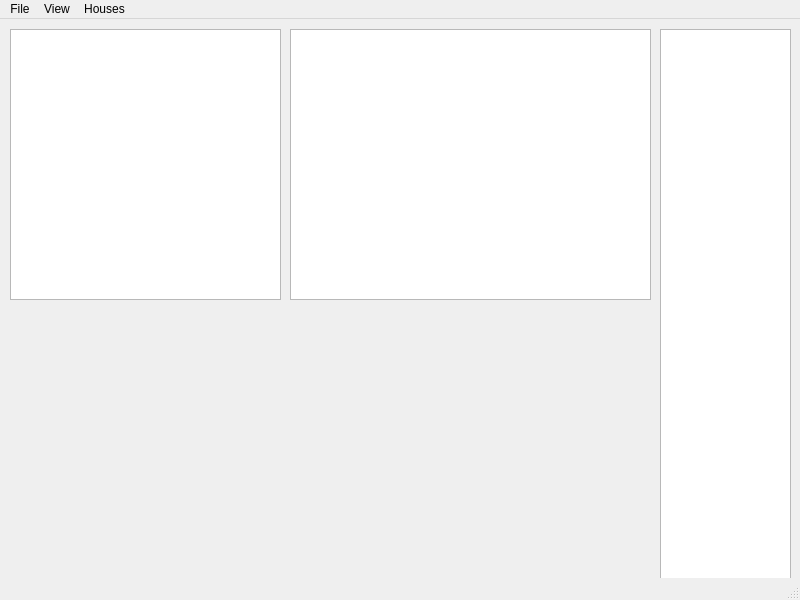
First picture: the form in forms/MainForm.ui, repository wil-low/astronom-qt, before the edit.
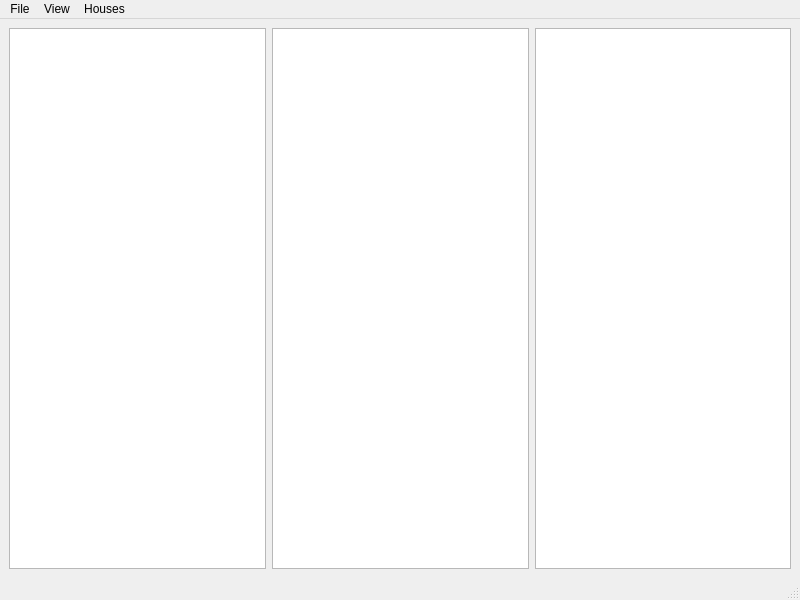
Second picture: the form after the edit.

```diff
--- a/forms/MainForm.ui
+++ b/forms/MainForm.ui
@@ -10,40 +10,40 @@
     <height>600</height>
    </rect>
   </property>
+  <property name="sizePolicy">
+   <sizepolicy hsizetype="Preferred" vsizetype="Preferred">
+    <horstretch>0</horstretch>
+    <verstretch>0</verstretch>
+   </sizepolicy>
+  </property>
   <property name="windowTitle">
    <string>MainWindow</string>
   </property>
   <widget class="QWidget" name="centralwidget">
-   <widget class="QTableView" name="tableView">
-    <property name="geometry">
-     <rect>
-      <x>10</x>
-      <y>10</y>
-      <width>271</width>
-      <height>271</height>
-     </rect>
-    </property>
-   </widget>
-   <widget class="QListView" name="listView">
-    <property name="geometry">
-     <rect>
-      <x>660</x>
-      <y>10</y>
-      <width>131</width>
-      <height>561</height>
-     </rect>
-    </property>
-   </widget>
-   <widget class="QGraphicsView" name="graphicsView">
-    <property name="geometry">
-     <rect>
-      <x>290</x>
-      <y>10</y>
-      <width>361</width>
-      <height>271</height>
-     </rect>
-    </property>
-   </widget>
+   <property name="sizePolicy">
+    <sizepolicy hsizetype="Preferred" vsizetype="Preferred">
+     <horstretch>0</horstretch>
+     <verstretch>0</verstretch>
+    </sizepolicy>
+   </property>
+   <layout class="QHBoxLayout" name="horizontalLayout">
+    <item>
+     <widget class="QTableView" name="tableView"/>
+    </item>
+    <item>
+     <widget class="QGraphicsView" name="graphicsView"/>
+    </item>
+    <item>
+     <widget class="QListView" name="listView">
+      <property name="sizePolicy">
+       <sizepolicy hsizetype="Minimum" vsizetype="Expanding">
+        <horstretch>0</horstretch>
+        <verstretch>0</verstretch>
+       </sizepolicy>
+      </property>
+     </widget>
+    </item>
+   </layout>
   </widget>
   <widget class="QMenuBar" name="menubar">
    <property name="geometry">
```
Left out of the diff: 10 changed lines with no effect on the pictures.
